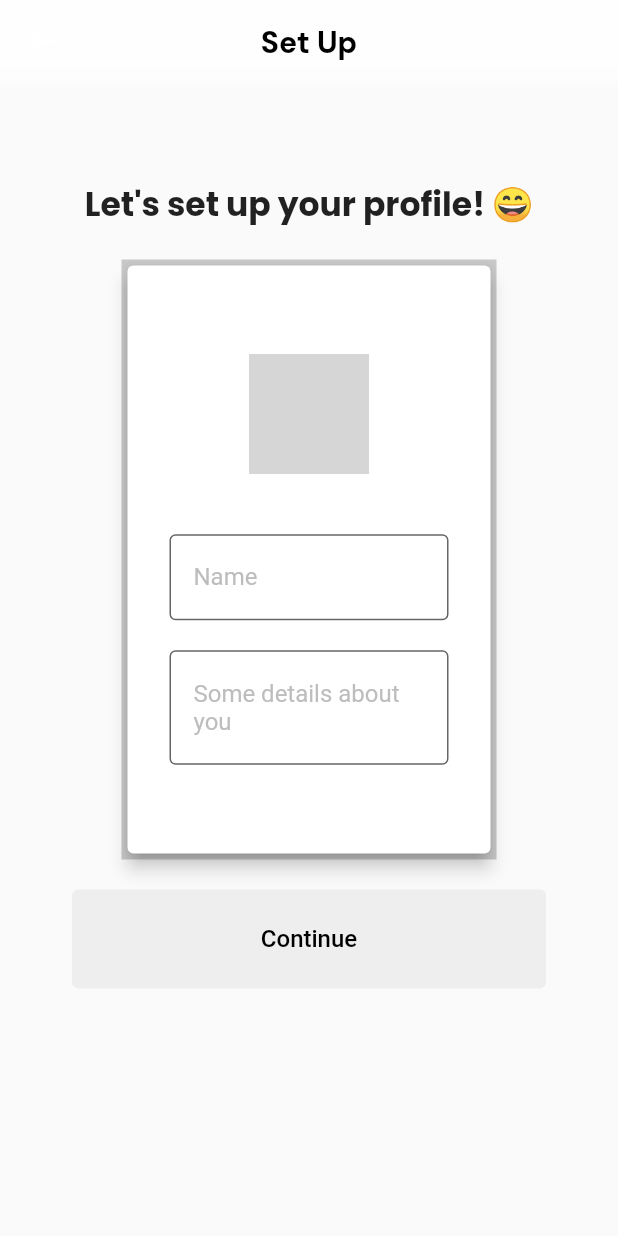
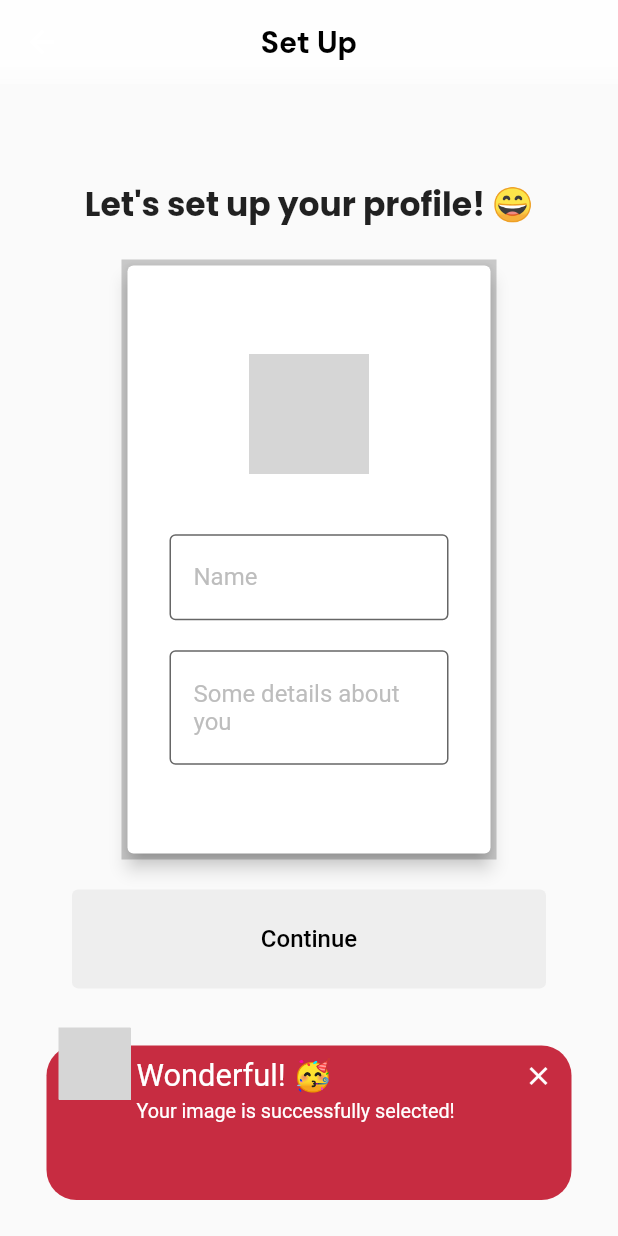
Before and after one commit to 0Armaan025/PortTheFolio, a Flutter app: the SetUpProfileScreen screen opened directly, after a tap on the "add a photo" icon, on a phone screen of 412 x 824 dp. Run offline on Flutter 3.47's test engine with Material 2 defaults, Android fonts, the light colour scheme and no system bars; drawn by our look-alikes of awesome_snackbar_content; our stand-ins replace flutter_svg, google_fonts, image_picker, lottie, rive, supabase_flutter; accounts and stored records are empty; network calls fail; grey boxes are pictures that could not be loaded.

Commit message:
basic error fixes

```diff
--- a/PortTheFolio/lib/constants.dart
+++ b/PortTheFolio/lib/constants.dart
@@ -1,5 +1,8 @@
+import 'dart:io';
+
 import 'package:awesome_snackbar_content/awesome_snackbar_content.dart';
 import 'package:flutter/material.dart';
+import 'package:image_picker/image_picker.dart';
 
 const Color backgroundColor2 = Color(0xFF17203A);
 const Color backgroundColorLight = Color(0xFFF2F6FF);
@@ -52,3 +55,11 @@ showAwesomeSnackBar(BuildContext context, String title, String content) {
     ..hideCurrentSnackBar()
     ..showSnackBar(snackBar);
 }
+
+File? imageFile;
+
+void pickImage(BuildContext context) async {
+  final ImagePicker _picker = ImagePicker();
+  final XFile? image = await _picker.pickImage(source: ImageSource.gallery);
+  imageFile = File(image!.path);
+}
--- /dev/null
+++ b/PortTheFolio/lib/screens/home_screen.dart
@@ -0,0 +1 @@
+import 'package:flutter/material.dart';
--- a/PortTheFolio/lib/screens/set_up_profile_screen.dart
+++ b/PortTheFolio/lib/screens/set_up_profile_screen.dart
@@ -2,6 +2,8 @@ import 'dart:ui';
 
 import 'package:flutter/material.dart';
 import 'package:google_fonts/google_fonts.dart';
+import 'package:rive_animation/constants.dart';
+import 'package:rive_animation/service/db.service.dart';
 import 'package:rive_animation/widgets/neo_btn.dart';
 
 class SetUpProfileScreen extends StatefulWidget {
@@ -80,7 +82,12 @@ class SetUpProfileScreenState extends State<SetUpProfileScreen> {
                         Center(
                           child: Stack(
                             children: [
-                              CircleAvatar(
+                              imageFile != null
+                                  ? CircleAvatar(
+                                      radius: 40,
+                                      backgroundImage: FileImage(imageFile!),
+                                    )
+                                  : CircleAvatar(
                                       radius: 40,
                                       backgroundImage: NetworkImage(
                                         'https://i.pravatar.cc/150?img=65',
@@ -94,7 +101,16 @@ class SetUpProfileScreenState extends State<SetUpProfileScreen> {
                                       Icons.add_a_photo,
                                       color: Colors.yellow.shade200,
                                     ),
-                                    onPressed: () {},
+                                    onPressed: () {
+                                      pickImage(context);
+                                      setState(() {});
+                                      print("the image is seleced");
+                                      showAwesomeSnackBar(
+                                          context,
+                                          "Wonderful! 🥳",
+                                          "Your image is successfully selected!");
+                                      print(imageFile!.path);
+                                    },
                                   )),
                             ],
                           ),
@@ -146,7 +162,19 @@ class SetUpProfileScreenState extends State<SetUpProfileScreen> {
             const SizedBox(
               height: 20,
             ),
-            NeoBtn(),
+            GestureDetector(
+              onTap: () {
+                if (_nameController.text.isEmpty ||
+                    _detailsController.text.isEmpty) {
+                  showAwesomeSnackBar(context, "Oops!",
+                      "Hey there, you forgot to fill some fields!");
+                } else {
+                  DBServices().addData(context, _nameController.text,
+                      _detailsController.text.trim());
+                }
+              },
+              child: NeoBtn(),
+            ),
           ],
         ),
       ),
```
Also changed, not shown: PortTheFolio/lib/screens/onboding/onboding_screen.dart (+11 -2 lines), PortTheFolio/lib/service/authentication.service.dart (+27 -9 lines), PortTheFolio/lib/service/db.service.dart (added, +28 -0 lines), PortTheFolio/lib/widgets/login_form.dart (+8 -3 lines), 1 other file. Lines whose indentation alone changed are shown as unchanged.
